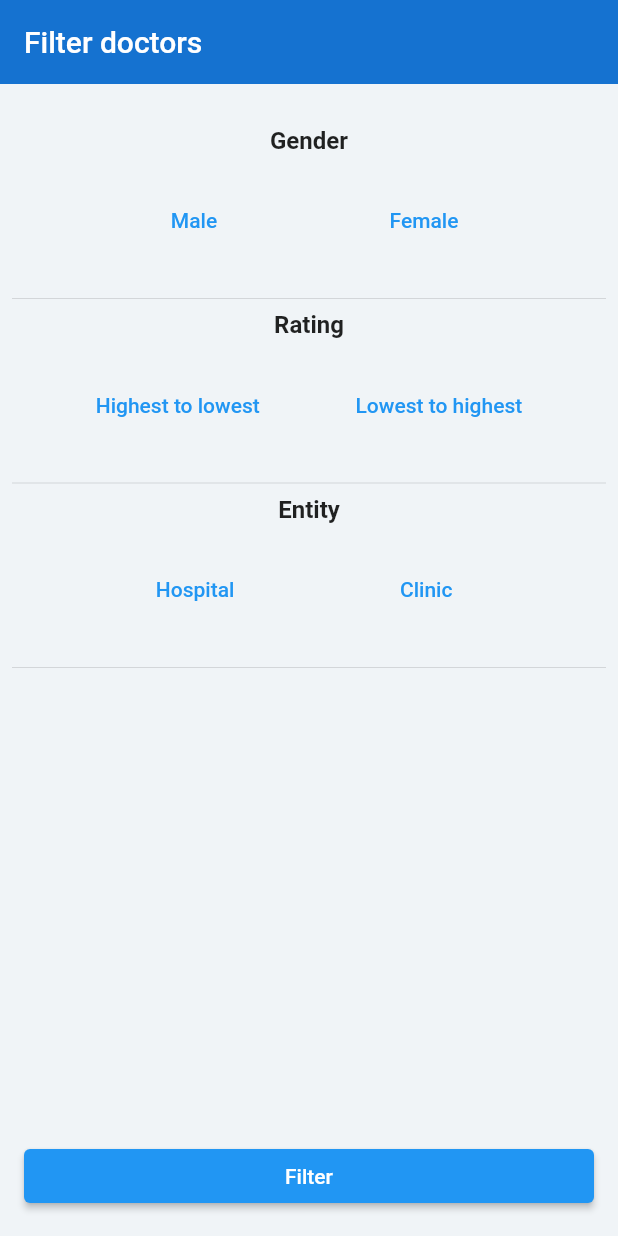
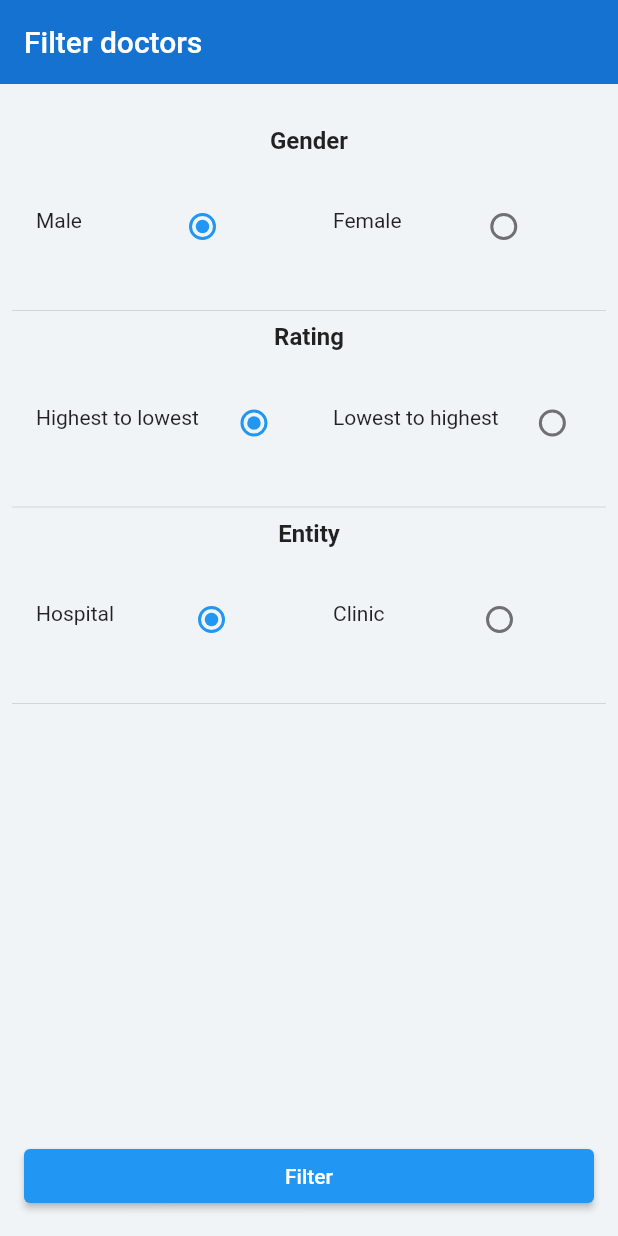
Before and after one commit to shady00s/vezeeta-flutter-clone, a Flutter app: the FilterScreen screen opened directly, on a phone screen of 412 x 824 dp. Run offline on Flutter 3.47's test engine with Material 2 defaults, Android fonts, the phone set to English and light mode, and no system bars; our stand-ins replace bloc, dio, flutter_bloc, image_picker, internet_connection_checker, shared_preferences and 1 more; accounts and stored records are empty; network calls fail.

Commit message:
fixed filter screen

```diff
--- a/lib/presentation/view/reusable_screens/filterScreen.dart
+++ b/lib/presentation/view/reusable_screens/filterScreen.dart
@@ -4,7 +4,9 @@ import 'package:vezeeta_clone/presentation/view/managers/textStyleManager.dart';
 import 'package:vezeeta_clone/presentation/view/reuseable_widgets/submitButton.dart';
 
 import '../pages/main-page/subPages/doctorsResultPage.dart';
-
+enum DoctorGender {male,female}
+enum DoctorRating {highestRate,lowestRate}
+enum Entity {hospital,clinic}
 class FilterScreen extends StatefulWidget {
   const FilterScreen({Key? key}) : super(key: key);
 
@@ -13,6 +15,10 @@ class FilterScreen extends StatefulWidget {
 }
 
 class _FilterScreenState extends State<FilterScreen> {
+   DoctorGender  _gender = DoctorGender.male;
+   DoctorRating _rating = DoctorRating.highestRate;
+   Entity _entity = Entity.hospital;
+
 
   Map<String , dynamic> filter = {
 
@@ -21,89 +27,131 @@ class _FilterScreenState extends State<FilterScreen> {
   Widget build(BuildContext context) {
     return Scaffold(
       appBar: AppBar(
-        title: Text('Filter doctors'),
+        title: const Text('Filter doctors'),
 
       ),
         body:  Padding(
           padding: const EdgeInsets.all(8.0),
           child: Column(
             children: [
-              SizedBox(height: 20,),
-                  Text("Gender",style: TextStyling.titleStyleText,),
-                  SizedBox(height: 20,),
+              const SizedBox(height: 20,),
+                  const Text("Gender",style: TextStyling.titleStyleText,),
+                  const SizedBox(height: 20,),
                   Row(
-                    mainAxisAlignment: MainAxisAlignment.spaceEvenly,
+
                     children: [
-                    TextButton(onPressed: (){
+                      Expanded(
+                        child: ListTile(
+                          leading: const Text("Male"),
+                          title:  Radio<DoctorGender>(value: DoctorGender.male, groupValue: _gender, onChanged: (DoctorGender? value){
                             setState(() {
+                              _gender = value!;
                               filter['doctorGender'] = "male";
                             });
+                          }),
+                        ),
+                      ),
 
-                    }, child: Text("Male")),
-                    TextButton(onPressed: (){
+                     Expanded(
+                       child: ListTile(
+                         leading: const Text("Female"),
+                         title:  Radio<DoctorGender>(value: DoctorGender.female, groupValue: _gender, onChanged: (DoctorGender? value){
                            setState(() {
+                             _gender = value!;
                              filter['doctorGender'] = "female";
                            });
-                    }, child: Text("Female")),
+                         }),
+                       ),
+                     )
+                   ,
+
+
                   ],),
 
 
-              SizedBox(height: 20,),
+              const SizedBox(height: 20,),
 
-              Divider(),
-              Text("Rating",style: TextStyling.titleStyleText,),
-              SizedBox(height: 20,),
+              const Divider(),
+              const Text("Rating",style: TextStyling.titleStyleText,),
+              const SizedBox(height: 20,),
               Row(
-                mainAxisAlignment: MainAxisAlignment.spaceEvenly,
+
                 children: [
-                  TextButton(onPressed: (){
+
+                  Expanded(
+                    child: ListTile(
+                      leading:const Text("Highest to lowest") ,
+                      title:  Radio<DoctorRating>(value: DoctorRating.highestRate, groupValue: _rating, onChanged: (DoctorRating? value){
                         setState(() {
+                          _rating = value!;
                           filter['doctorSorting'] = "highestRate";
                         });
-                  }, child: Text("Highest to lowest")),
-                  TextButton(onPressed: (){
+                      }),
+                    ),
+                  ),
+
+                  Expanded(
+                    child: ListTile(
+                      leading:const Text("Lowest to highest") ,
+                      title:  Radio<DoctorRating>(value: DoctorRating.lowestRate, groupValue: _rating, onChanged: (DoctorRating? value){
                         setState(() {
+                          _rating = value!;
                           filter['doctorSorting'] = "lowestRate";
                         });
-                  }, child: Text("Lowest to highest")),
+                      }),
+                    ),
+                  )
+
                 ],),
 
-              SizedBox(height: 20,),
+              const SizedBox(height: 20,),
 
-              Divider(),
-              Text("Entity",style: TextStyling.titleStyleText,),
-              SizedBox(height: 20,),
+              const Divider(),
+              const Text("Entity",style: TextStyling.titleStyleText,),
+              const SizedBox(height: 20,),
               Row(
-                mainAxisAlignment: MainAxisAlignment.spaceEvenly,
+
                 children: [
-                  TextButton(onPressed: (){
+
+                  Expanded(
+                    child: ListTile(
+                      leading:const Text("Hospital"),
+                      title:  Radio<Entity>(value: Entity.hospital, groupValue: _entity, onChanged: (Entity? value){
                         setState(() {
+                          _entity = value!;
                           filter['doctorEntity'] = "hospital";
                         });
-                  }, child: Text("Hospital")),
-                  TextButton(onPressed: (){
+                      }),
+                    ),
+                  ),
+
+                  Expanded(
+                    child: ListTile(
+                      leading:const Text("Clinic"),
+                      title:  Radio<Entity>(value: Entity.clinic, groupValue: _entity, onChanged: (Entity? value){
                         setState(() {
+                          _entity = value!;
                           filter['doctorEntity'] = "clinic";
                         });
-                  }, child: Text("Clinic")),
-                ],),
+                      }),
+                    ),
+                  ),
+            ],
+          ),
 
-              SizedBox(height: 20,),
+              const SizedBox(height: 20,),
 
-              Divider(),
-            Spacer(),
+              const Divider(),
+              const Spacer(),
               SubmitButtonWidget(onSubmit: (){
-                print( filter);
-                print(filter['doctorGender']);
+
                 SharedPreferences.getInstance().then((value) {
                   String city = value.getString("city") ?? '';
                   Navigator.pushReplacement(context, MaterialPageRoute(builder: (context)=>DoctorsListPage(filter:filter,cityName: city ))) ;
 
                 });
               }, buttonText: "Filter")
-            ],
-          ),
-        )
+        ]))
     );
   }
 }
```
Lines whose indentation alone changed are shown as unchanged.
